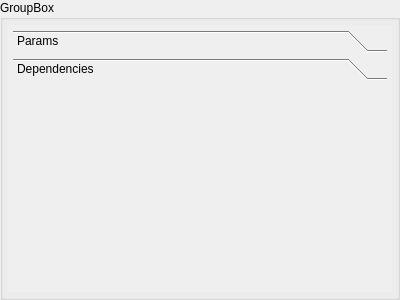
Above: view/modulePage.ui from zpp0/wsnsim-preprocessor before the change. Below: the same form after it.
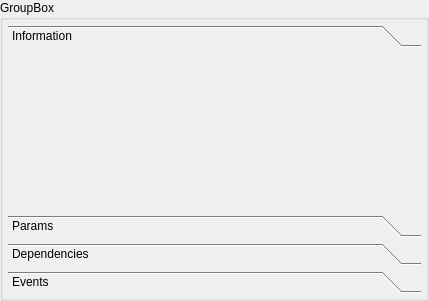
That is the form after the change.

Commit message: modulePage implemented

Patch:
```diff
--- a/view/modulePage.ui
+++ b/view/modulePage.ui
@@ -6,8 +6,8 @@
    <rect>
     <x>0</x>
     <y>0</y>
-    <width>400</width>
-    <height>300</height>
+    <width>429</width>
+    <height>301</height>
    </rect>
   </property>
   <property name="windowTitle">
@@ -16,11 +16,11 @@
   <property name="title">
    <string>GroupBox</string>
   </property>
-  <layout class="QGridLayout" name="gridLayout">
+  <layout class="QVBoxLayout" name="verticalLayout">
    <property name="margin">
-    <number>5</number>
+    <number>0</number>
    </property>
-   <item row="0" column="0">
+   <item>
     <widget class="QScrollArea" name="scrollArea">
      <property name="frameShape">
       <enum>QFrame::NoFrame</enum>
@@ -33,8 +33,8 @@
        <rect>
         <x>0</x>
         <y>0</y>
-        <width>386</width>
-        <height>272</height>
+        <width>425</width>
+        <height>283</height>
        </rect>
       </property>
       <layout class="QGridLayout" name="gridLayout_5">
@@ -47,9 +47,22 @@
           <enum>QFrame::NoFrame</enum>
          </property>
          <property name="currentIndex">
-          <number>1</number>
+          <number>0</number>
          </property>
-         <widget class="QWidget" name="params">
+         <widget class="QWidget" name="infoPage">
+          <attribute name="label">
+           <string>Information</string>
+          </attribute>
+          <layout class="QGridLayout" name="gridLayout_6">
+           <property name="margin">
+            <number>0</number>
+           </property>
+           <item row="0" column="0">
+            <layout class="QGridLayout" name="info"/>
+           </item>
+          </layout>
+         </widget>
+         <widget class="QWidget" name="paramsPage">
           <property name="geometry">
            <rect>
             <x>0</x>
@@ -67,13 +80,13 @@
            </property>
           </layout>
          </widget>
-         <widget class="QWidget" name="dependencies">
+         <widget class="QWidget" name="dependenciesPage">
           <property name="geometry">
            <rect>
             <x>0</x>
             <y>0</y>
-            <width>376</width>
-            <height>206</height>
+            <width>415</width>
+            <height>161</height>
            </rect>
           </property>
           <attribute name="label">
@@ -83,6 +96,22 @@
            <property name="margin">
             <number>5</number>
            </property>
+           <item row="0" column="0">
+            <layout class="QGridLayout" name="dependencies"/>
+           </item>
+          </layout>
+         </widget>
+         <widget class="QWidget" name="eventsPage">
+          <attribute name="label">
+           <string>Events</string>
+          </attribute>
+          <layout class="QGridLayout" name="gridLayout_3">
+           <property name="margin">
+            <number>0</number>
+           </property>
+           <item row="0" column="0">
+            <layout class="QGridLayout" name="events"/>
+           </item>
           </layout>
          </widget>
         </widget>
```
Left out of the diff: 7 changed lines with no effect on the pictures. The commit also changes 2 other files.
